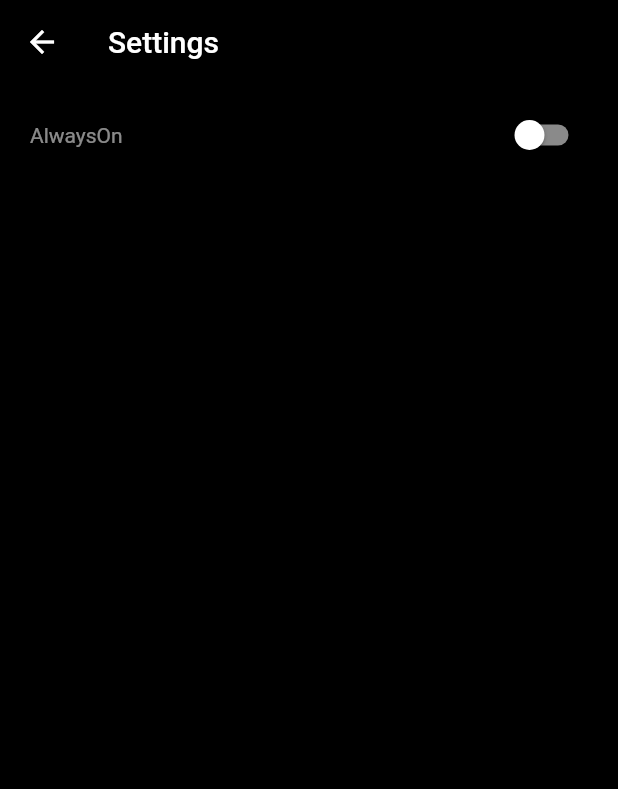
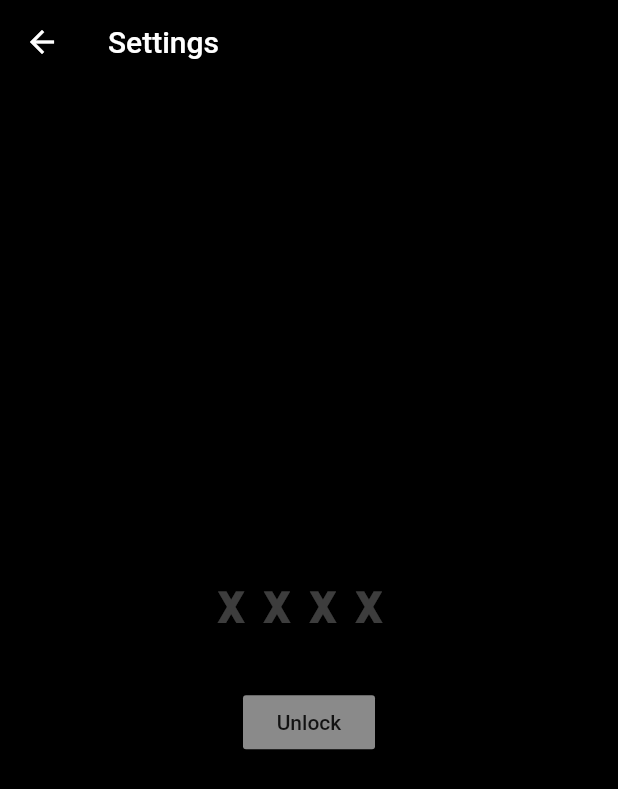
Before and after one commit to AdvaitKale01/Dexter, a Flutter app: the screen it shows after launch, after a tap on the "settings" icon, on a phone screen of 412 x 824 dp. Shown: the top 789 px of the screen. Run offline on Flutter 3.47's test engine with Material 2 defaults, Android fonts, the phone set to English and light mode, and no system bars; our stand-ins replace shared_preferences.

Commit message:
always on added

```diff
--- a/lib/screens/home_screen/home_screen.dart
+++ b/lib/screens/home_screen/home_screen.dart
@@ -56,24 +56,10 @@ class _HomeScreenState extends State<HomeScreen> {
   Widget build(BuildContext context) {
     return Scaffold(
       backgroundColor: Colors.black,
-      body: SafeArea(
-        child: Column(
-          children: [
-            Container(
-              padding: EdgeInsets.only(right: 10, top: 10),
-              alignment: Alignment.centerRight,
-              child: IconButton(
-                onPressed: () {
-                  Navigator.pushNamed(context, SettingsScreen.routeName);
-                },
-                icon: Icon(
-                  Icons.settings,
-                  color: Colors.white70,
-                  size: 30,
-                ),
-              ),
-            ),
-            Column(
+      body: Stack(
+        children: [
+          SafeArea(
+            child: Column(
               crossAxisAlignment: CrossAxisAlignment.start,
               children: [
                 Padding(
@@ -81,7 +67,7 @@ class _HomeScreenState extends State<HomeScreen> {
                   child: Text(
                     '101',
                     style: TextStyle(
-                      fontSize: 120,
+                      fontSize: 150,
                       color: Colors.white54,
                       fontFamily: 'gilroy',
                     ),
@@ -122,6 +108,8 @@ class _HomeScreenState extends State<HomeScreen> {
                         });
                       }
                     },
+                    onHorizontalDragUpdate: null,
+                    onVerticalDragUpdate: null,
                     onTapUp: (v) async {
                       if (await sendResponse()) {
                         setState(() {
@@ -144,15 +132,22 @@ class _HomeScreenState extends State<HomeScreen> {
                 ),
               ],
             ),
-            // Container(
-            //   alignment: Alignment.bottomCenter,
-            //   child: Text(
-            //     _status,
-            //     style: TextStyle(color: Colors.white24, fontSize: 7),
-            //   ),
-            // ),
-          ],
-        ),
+          ),
+          Container(
+            margin: EdgeInsets.only(right: 3, top: 20),
+            alignment: Alignment.topRight,
+            child: IconButton(
+              onPressed: () {
+                Navigator.pushNamed(context, SettingsScreen.routeName);
+              },
+              icon: Icon(
+                Icons.settings,
+                color: Colors.white70,
+                size: 30,
+              ),
+            ),
+          ),
+        ],
       ),
     );
   }
--- a/lib/screens/settings_screen.dart
+++ b/lib/screens/settings_screen.dart
@@ -1,5 +1,8 @@
+import 'dart:convert';
+
 import 'package:flutter/material.dart';
 import 'package:http/http.dart' as http;
+import 'package:shared_preferences/shared_preferences.dart';
 
 class SettingsScreen extends StatefulWidget {
   static final String routeName = '/settings-screen';
@@ -9,11 +12,26 @@ class SettingsScreen extends StatefulWidget {
 }
 
 class _SettingsScreenState extends State<SettingsScreen> {
-  Map<String, bool> userSettings = {
-    'AlwaysOn': false,
-  };
   String _ip = '192.168.29.181';
   Color _sliderBackgroundColor = Colors.white;
+  Map<String, bool> userSettings = {'AlwaysOn': false};
+  bool isPasswordCorrect = false;
+  String _pass = '';
+  TextEditingController _controller = TextEditingController();
+
+  getSettings() async {
+    SharedPreferences pr = await SharedPreferences.getInstance();
+    var a = json.decode(pr.getString('userSettings'));
+    userSettings['AlwaysOn'] = a['AlwaysOn'];
+    setState(() {});
+  }
+
+  saveSettings() async {
+    SharedPreferences prefs = await SharedPreferences.getInstance();
+    String a = json.encode(userSettings);
+    await prefs.setString('userSettings', a);
+  }
+
   sendResponse() async {
     try {
       if (_ip != null) {
@@ -42,14 +60,22 @@ class _SettingsScreenState extends State<SettingsScreen> {
   }
 
   @override
+  void initState() {
+    getSettings();
+    super.initState();
+  }
+
+  @override
   Widget build(BuildContext context) {
+    // getSettings();
     return Scaffold(
       backgroundColor: Colors.black,
       appBar: AppBar(
         title: Text('Settings'),
         backgroundColor: Colors.transparent,
       ),
-      body: SafeArea(
+      body: isPasswordCorrect
+          ? SafeArea(
               child: Column(
                 children: [
                   Container(
@@ -62,13 +88,14 @@ class _SettingsScreenState extends State<SettingsScreen> {
                           style: TextStyle(color: Colors.white54),
                         ),
                         Switch(
-                    value: userSettings['AlwaysOn'],
+                          value: userSettings['AlwaysOn'] ?? false,
                           inactiveThumbColor: _sliderBackgroundColor,
                           inactiveTrackColor: Colors.white54,
                           onChanged: (value) async {
                             if (await sendResponse()) {
                               userSettings['AlwaysOn'] = value;
-                        _sliderBackgroundColor = Colors.white54;
+                              await saveSettings();
+                              _sliderBackgroundColor = Colors.white;
                             } else {
                               _sliderBackgroundColor = Colors.red;
                               print('no switch');
@@ -83,6 +110,60 @@ class _SettingsScreenState extends State<SettingsScreen> {
                   ),
                 ],
               ),
+            )
+          : Center(
+              child: Column(
+                mainAxisAlignment: MainAxisAlignment.center,
+                crossAxisAlignment: CrossAxisAlignment.center,
+                children: [
+                  Container(
+                    width: MediaQuery.of(context).size.width * 0.4,
+                    child: TextFormField(
+                      obscureText: true,
+                      cursorColor: Colors.white24,
+                      textAlign: TextAlign.center,
+                      keyboardType: TextInputType.number,
+                      keyboardAppearance: Brightness.dark,
+                      maxLength: 4,
+                      controller: _controller,
+                      onChanged: (v) {
+                        _pass = v;
+                      },
+                      style: TextStyle(
+                        color: Colors.white54,
+                        letterSpacing: 16,
+                        fontSize: 30,
+                        fontFamily: 'gilroy',
+                      ),
+                      decoration: InputDecoration(
+                        focusColor: Colors.white54,
+                        fillColor: Colors.white54,
+                        hintText: 'XXXX',
+                        hintStyle: TextStyle(
+                          color: Colors.white24,
+                          letterSpacing: 12,
+                        ),
+                      ),
+                    ),
+                  ),
+                  FlatButton(
+                    color: Colors.white54,
+                    child: Text(
+                      'Unlock',
+                    ),
+                    onPressed: () {
+                      if (_pass == '2001') {
+                        isPasswordCorrect = true;
+                        setState(() {});
+                      } else {
+                        _controller.clear();
+                        _pass = '';
+                        setState(() {});
+                      }
+                    },
+                  )
+                ],
+              ),
             ),
     );
   }
```
Also changed, not shown: 1 other file. Lines whose indentation alone changed are shown as unchanged.
